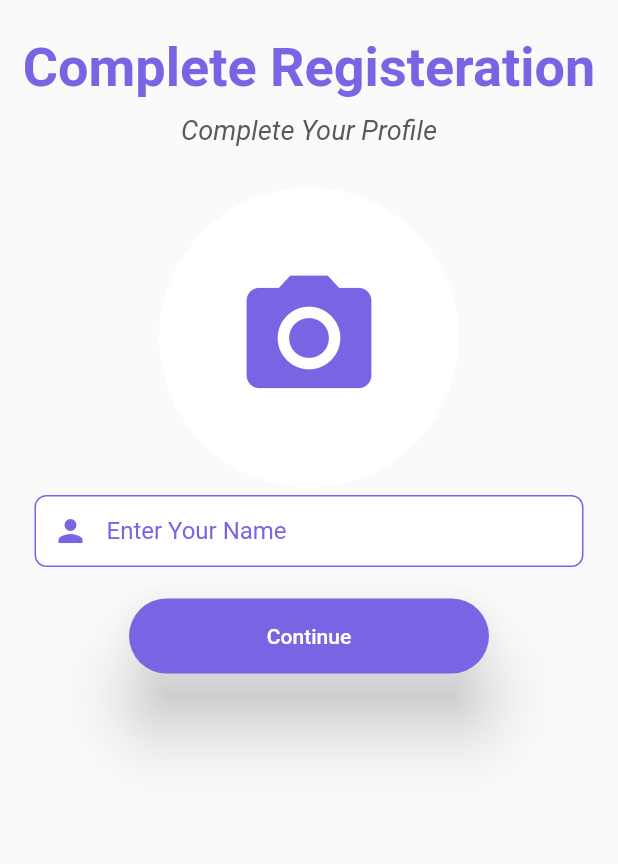
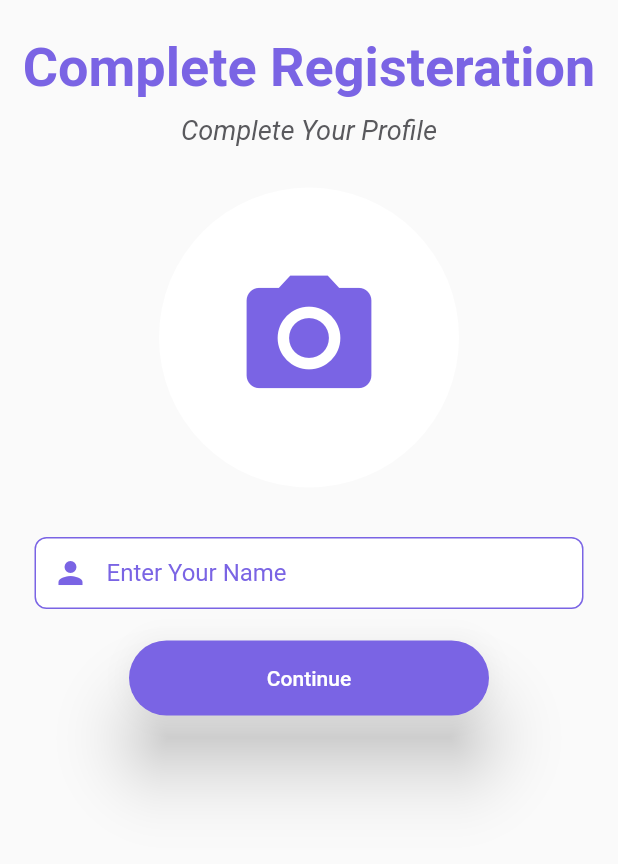
Before and after one commit to rks369/Swastha, a Flutter app: the UserDetail screen opened directly, after a tap on the "photo camera" icon, on a phone screen of 412 x 824 dp, the part 261-1125 px from its top. Run offline on Flutter 3.47's test engine with Material 2 defaults, Android fonts, the phone set to English and light mode, and no system bars; our stand-ins replace cloud_firestore, firebase_auth, firebase_core, flutter_bloc, image_cropper, image_picker; accounts and stored records are empty.

Commit message:
Circular Image Crop set

```diff
--- a/lib/main.dart
+++ b/lib/main.dart
@@ -3,7 +3,6 @@ import 'package:flutter/material.dart';
 import 'package:flutter_bloc/flutter_bloc.dart';
 import 'package:swastha/Bloc/auth_cubit.dart';
 import 'package:swastha/screens/dashboard.dart';
-import 'package:swastha/screens/login.dart';
 import 'package:swastha/screens/register.dart';
 import 'package:swastha/screens/user_detail.dart';
 
--- a/lib/screens/user_detail.dart
+++ b/lib/screens/user_detail.dart
@@ -34,10 +34,9 @@ class _UserDetailState extends State<UserDetail> {
 
     final imageTemporary = File(image.path);
     final img = await ImageCropper().cropImage(
+      cropStyle: CropStyle.circle,
       sourcePath: imageTemporary.path,
       aspectRatio: const CropAspectRatio(ratioX: 1, ratioY: 1),
-      aspectRatioPresets: [CropAspectRatioPreset.square],
-      compressQuality: 70,
       compressFormat: ImageCompressFormat.jpg,
     );
     setState(() {
@@ -49,6 +48,7 @@ class _UserDetailState extends State<UserDetail> {
   Widget build(BuildContext context) {
     return Scaffold(
       body: SafeArea(
+        child: SingleChildScrollView(
           child: Padding(
             padding: const EdgeInsets.all(8.0),
             child: Column(
@@ -83,7 +83,7 @@ class _UserDetailState extends State<UserDetail> {
                 InkWell(
                   onTap: () => {pickImage()},
                   child: image == null
-                    ? CircleAvatar(
+                      ? const CircleAvatar(
                           radius: 100,
                           backgroundColor: kWhite,
                           child: Icon(
@@ -93,11 +93,15 @@ class _UserDetailState extends State<UserDetail> {
                           ),
                         )
                       : CircleAvatar(
-                        radius: 100, backgroundImage: Image.file(image!).image),
+                          radius: 100,
+                          backgroundImage: Image.file(image!).image),
+                ),
+                const SizedBox(
+                  height: 28,
                 ),
                 Padding(
-                padding:
-                    const EdgeInsets.symmetric(vertical: 5.0, horizontal: 15.0),
+                  padding: const EdgeInsets.symmetric(
+                      vertical: 5.0, horizontal: 15.0),
                   child: TextFormField(
                     controller: name,
                     keyboardType: TextInputType.name,
@@ -127,7 +131,8 @@ class _UserDetailState extends State<UserDetail> {
                         title: 'Continue',
                         colour: kPrimaryColor,
                         onPressed: () {
-                        BlocProvider.of<AuthCubit>(context).register(name.text);
+                          BlocProvider.of<AuthCubit>(context)
+                              .register(name.text);
                         });
                   },
                 ),
@@ -135,6 +140,7 @@ class _UserDetailState extends State<UserDetail> {
             ),
           ),
         ),
+      ),
     );
   }
 }
```
Lines whose indentation alone changed are shown as unchanged.
